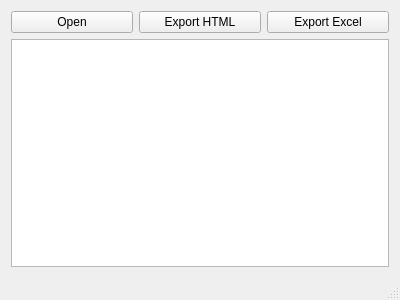
Qt form gpx2table/mainwindow.ui (streamx3/gpx2table) before a commit.
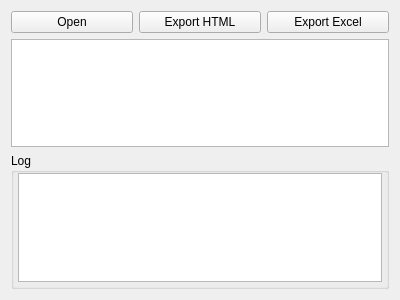
The same form after that commit.

Diff of the .ui file:
```diff
--- a/gpx2table/mainwindow.ui
+++ b/gpx2table/mainwindow.ui
@@ -39,9 +39,48 @@
       </property>
      </widget>
     </item>
+    <item row="2" column="0" colspan="3">
+     <widget class="QGroupBox" name="groupBox">
+      <property name="enabled">
+       <bool>true</bool>
+      </property>
+      <property name="maximumSize">
+       <size>
+        <width>16777215</width>
+        <height>16777215</height>
+       </size>
+      </property>
+      <property name="title">
+       <string>Log</string>
+      </property>
+      <layout class="QVBoxLayout" name="verticalLayout">
+       <property name="spacing">
+        <number>6</number>
+       </property>
+       <property name="leftMargin">
+        <number>4</number>
+       </property>
+       <property name="topMargin">
+        <number>0</number>
+       </property>
+       <property name="rightMargin">
+        <number>4</number>
+       </property>
+       <property name="bottomMargin">
+        <number>4</number>
+       </property>
+       <item>
+        <widget class="QTextBrowser" name="textBrowser">
+         <property name="enabled">
+          <bool>true</bool>
+         </property>
+        </widget>
+       </item>
+      </layout>
+     </widget>
+    </item>
    </layout>
   </widget>
-  <widget class="QStatusBar" name="statusBar"/>
   <action name="actionOpen_GPX">
    <property name="text">
     <string>Open GPX</string>
```
Left out of the diff: 6 changed lines with no effect on the pictures.
